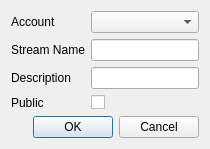
Before: the Qt Designer form qt_ui/ui/create_stream.ui in specklesystems/specklepy_qt_ui, drawn with Qt 5.
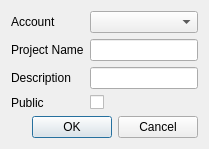
After: the same form once the commit is applied.

```diff
--- a/qt_ui/ui/create_stream.ui
+++ b/qt_ui/ui/create_stream.ui
@@ -34,7 +34,7 @@
        <item row="1" column="0">
         <widget class="QLabel" name="name_label">
          <property name="text">
-          <string>Stream Name</string>
+          <string>Project Name</string>
          </property>
         </widget>
        </item>
```
